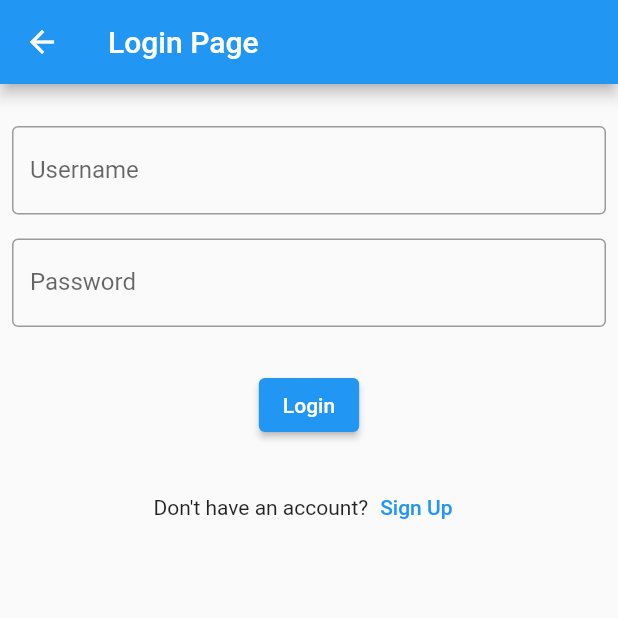
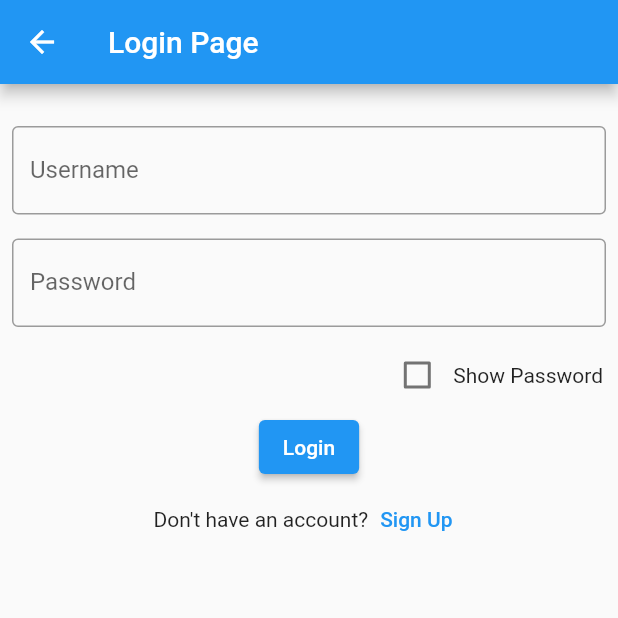
Before and after one commit to kavi-24/dhs, a Flutter app: the RegisterPage screen opened directly, after a tap on "Log In", on a phone screen of 412 x 824 dp, the top half of it. Run offline on Flutter 3.47's test engine with Material 2 defaults, Android fonts, the light colour scheme and no system bars; our stand-ins replace shared_preferences, sqflite; accounts and stored records are empty.

Commit message:
Update login_page.dart, register_page.dart

```diff
--- a/lib/pages/login_page.dart
+++ b/lib/pages/login_page.dart
@@ -15,6 +15,8 @@ class _LoginPageState extends State<LoginPage> {
   final TextEditingController _usernameController = TextEditingController();
   final TextEditingController _passwordController = TextEditingController();
   final DatabaseHelper _databaseHelper = DatabaseHelper();
+
+  bool? obscureText = true;
 
   @override
   Widget build(BuildContext context) {
@@ -42,7 +44,7 @@ class _LoginPageState extends State<LoginPage> {
             Padding(
               padding: const EdgeInsets.all(8.0),
               child: TextField(
-                obscureText: true,
+                obscureText: obscureText!,
                 controller: _passwordController,
                 decoration: const InputDecoration(
                   border: OutlineInputBorder(),
@@ -51,8 +53,21 @@ class _LoginPageState extends State<LoginPage> {
                 ),
               ),
             ),
-            const SizedBox(
-              height: 20,
+            Container(
+              margin: const EdgeInsets.only(right: 10),
+              child: Row(
+                mainAxisAlignment: MainAxisAlignment.end,
+                children: [
+                  Checkbox(
+                    value: !(obscureText!), onChanged: (val) {
+                      setState(() {
+                        obscureText = !(obscureText!);
+                      });
+                    }
+                  ),
+                  const Text("Show Password")
+                ],
+              ),
             ),
             // Row(
             //   mainAxisAlignment: MainAxisAlignment.center,
@@ -97,9 +112,6 @@ class _LoginPageState extends State<LoginPage> {
               },
               child: const Text("Login"),
             ),
-            const SizedBox(
-              height: 20,
-            ),
             Row(
               mainAxisAlignment: MainAxisAlignment.center,
               children: [
--- a/lib/pages/register_page.dart
+++ b/lib/pages/register_page.dart
@@ -18,6 +18,7 @@ class _RegisterPageState extends State<RegisterPage> {
       TextEditingController();
 
   final DatabaseHelper _databaseHelper = DatabaseHelper();
+  bool? obscureText = true;
 
   @override
   Widget build(BuildContext context) {
@@ -56,7 +57,7 @@ class _RegisterPageState extends State<RegisterPage> {
             Padding(
               padding: const EdgeInsets.all(8.0),
               child: TextField(
-                obscureText: true,
+                obscureText: obscureText!,
                 controller: _passwordController,
                 decoration: const InputDecoration(
                   border: OutlineInputBorder(),
@@ -69,12 +70,28 @@ class _RegisterPageState extends State<RegisterPage> {
               padding: const EdgeInsets.all(8.0),
               child: TextField(
                 controller: _confirmPasswordController,
-                obscureText: true,
+                obscureText: obscureText!,
                 decoration: const InputDecoration(
                   border: OutlineInputBorder(),
                   labelText: "Confirm Password",
                   hintText: "Enter Confirm Password",
                 ),
+              ),
+            ),
+            Container(
+              margin: const EdgeInsets.only(right: 10),
+              child: Row(
+                mainAxisAlignment: MainAxisAlignment.end,
+                children: [
+                  Checkbox(
+                    value: !(obscureText!), onChanged: (val) {
+                      setState(() {
+                        obscureText = !(obscureText!);
+                      });
+                    }
+                  ),
+                  const Text("Show Password")
+                ],
               ),
             ),
             ElevatedButton(
@@ -114,9 +131,6 @@ class _RegisterPageState extends State<RegisterPage> {
               },
               child: const Text("Sign Up"),
             ),
-            const SizedBox(
-              height: 20,
-            ),
             Row(
               mainAxisAlignment: MainAxisAlignment.center,
               children: [
```
